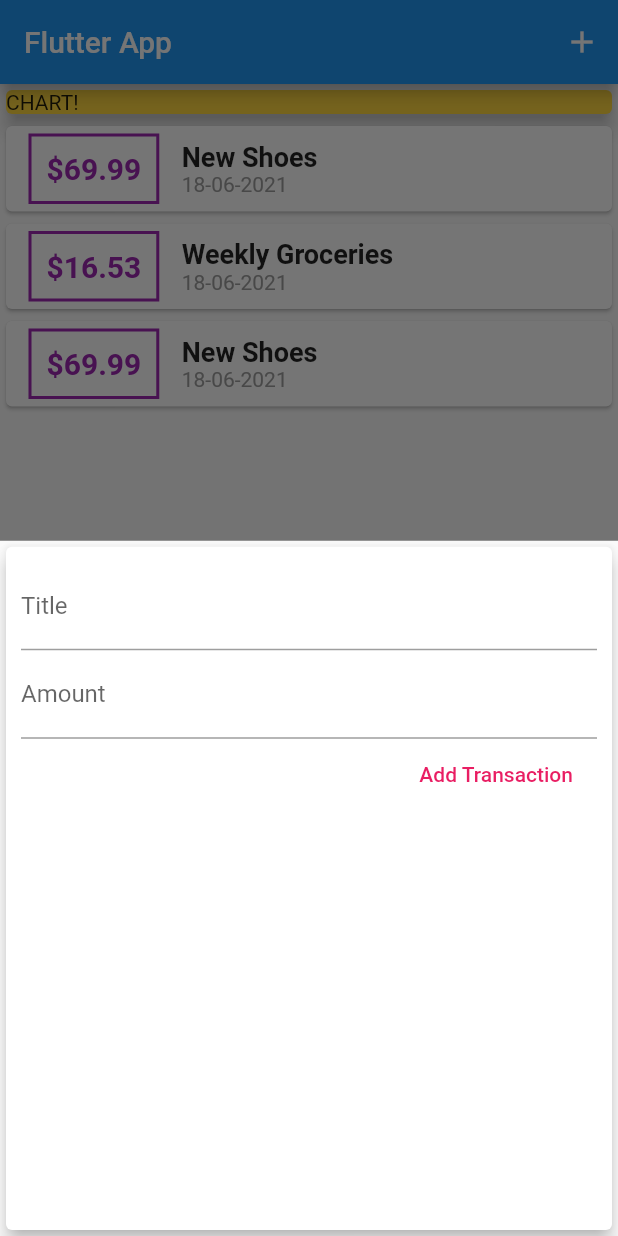
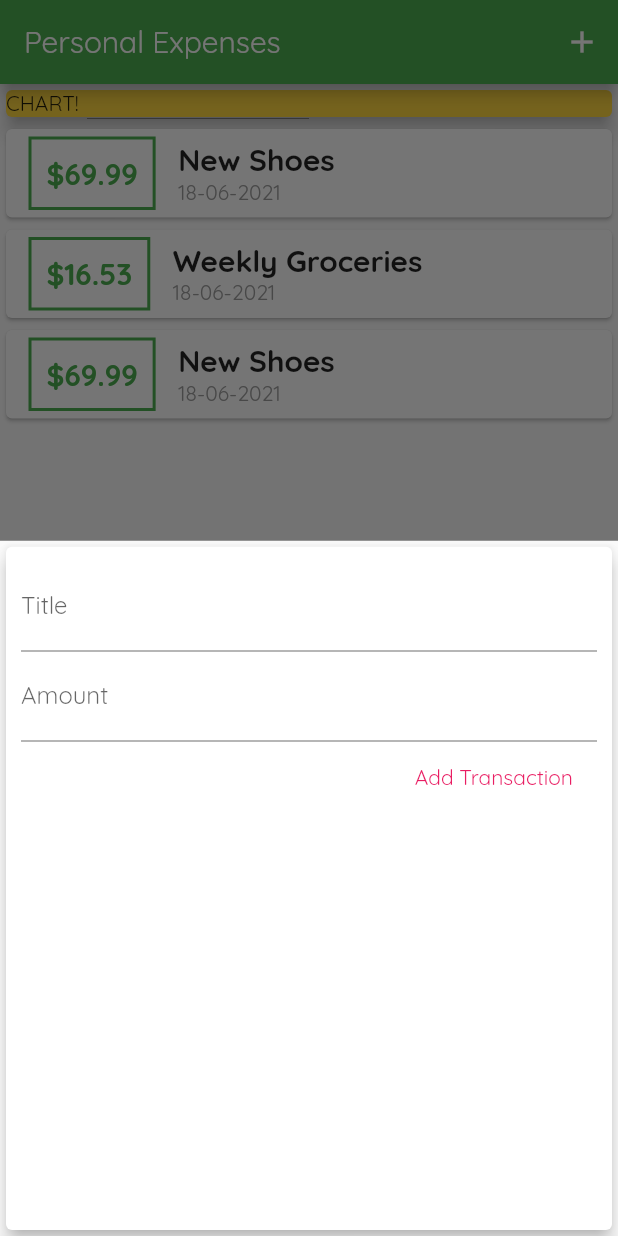
Before and after one commit to ozyildirim/flutter-expense-app, a Flutter app: the screen it shows after launch, after a tap on the "add" icon, on a phone screen of 412 x 824 dp. Run offline on Flutter 3.47's test engine with Material 2 defaults, Android fonts, the phone set to English and light mode, and no system bars.

Commit message:
added different theme options

```diff
--- a/lib/main.dart
+++ b/lib/main.dart
@@ -10,8 +10,18 @@ class MyApp extends StatelessWidget {
   @override
   Widget build(BuildContext context) {
     return MaterialApp(
+      debugShowCheckedModeBanner: false,
       title: 'Flutter App',
       home: MyHomePage(),
+      theme: ThemeData(
+        primarySwatch: Colors.green,
+        accentColor: Colors.amber,
+        fontFamily: "Quicksand",
+        textTheme: TextTheme(
+          title:
+              TextStyle(fontFamily: "QuickSand", fontWeight: FontWeight.bold),
+        ),
+      ),
     );
   }
 }
@@ -66,7 +76,7 @@ class _MyHomePageState extends State<MyHomePage> {
   Widget build(BuildContext context) {
     return Scaffold(
       appBar: AppBar(
-        title: Text('Flutter App'),
+        title: Text('Personal Expenses'),
         actions: [
           IconButton(
             icon: Icon(Icons.add),
--- a/lib/widgets/new_transaction.dart
+++ b/lib/widgets/new_transaction.dart
@@ -1,11 +1,18 @@
 import 'package:flutter/material.dart';
 
-class NewTransaction extends StatelessWidget {
+class NewTransaction extends StatefulWidget {
   final Function addTransaction;
-  final titleController = TextEditingController();
-  final amountController = TextEditingController();
 
   NewTransaction(this.addTransaction);
+
+  @override
+  _NewTransactionState createState() => _NewTransactionState();
+}
+
+class _NewTransactionState extends State<NewTransaction> {
+  final titleController = TextEditingController();
+
+  final amountController = TextEditingController();
 
   void submitData() {
     final enteredTitle = titleController.text;
@@ -14,7 +21,9 @@ class NewTransaction extends StatelessWidget {
     if (enteredTitle.isEmpty || enteredAmount <= 0) {
       return;
     }
-    addTransaction(enteredTitle, enteredAmount);
+    widget.addTransaction(enteredTitle, enteredAmount);
+
+    Navigator.of(context).pop();
   }
 
   @override
--- a/lib/widgets/transaction_list.dart
+++ b/lib/widgets/transaction_list.dart
@@ -20,14 +20,15 @@ class TransactionList extends StatelessWidget {
                 Container(
                   margin: EdgeInsets.symmetric(horizontal: 15, vertical: 5),
                   decoration: BoxDecoration(
-                      border: Border.all(color: Colors.purple, width: 2)),
+                      border: Border.all(
+                          color: Theme.of(context).primaryColor, width: 2)),
                   padding: EdgeInsets.all(10),
                   child: Text(
                     '\$${transactions[index].amount}',
                     style: TextStyle(
                         fontWeight: FontWeight.bold,
                         fontSize: 20,
-                        color: Colors.purple),
+                        color: Theme.of(context).primaryColor),
                   ),
                 ),
                 Column(
@@ -35,8 +36,7 @@ class TransactionList extends StatelessWidget {
                   children: [
                     Text(
                       transactions[index].title,
-                      style:
-                          TextStyle(fontSize: 18, fontWeight: FontWeight.bold),
+                      style: Theme.of(context).textTheme.title,
                     ),
                     Text(
                         DateFormat('dd-MM-yyyy')
```
Also changed, not shown: pubspec.yaml (+11 -11 lines), assets/fonts/OpenSans-Bold.ttf (added), assets/fonts/OpenSans-Regular.ttf (added), assets/fonts/Quicksand-Bold.ttf (added), assets/fonts/Quicksand-Light.ttf (added), assets/fonts/Quicksand-Medium.ttf (added), assets/fonts/Quicksand-Regular.ttf (added).
